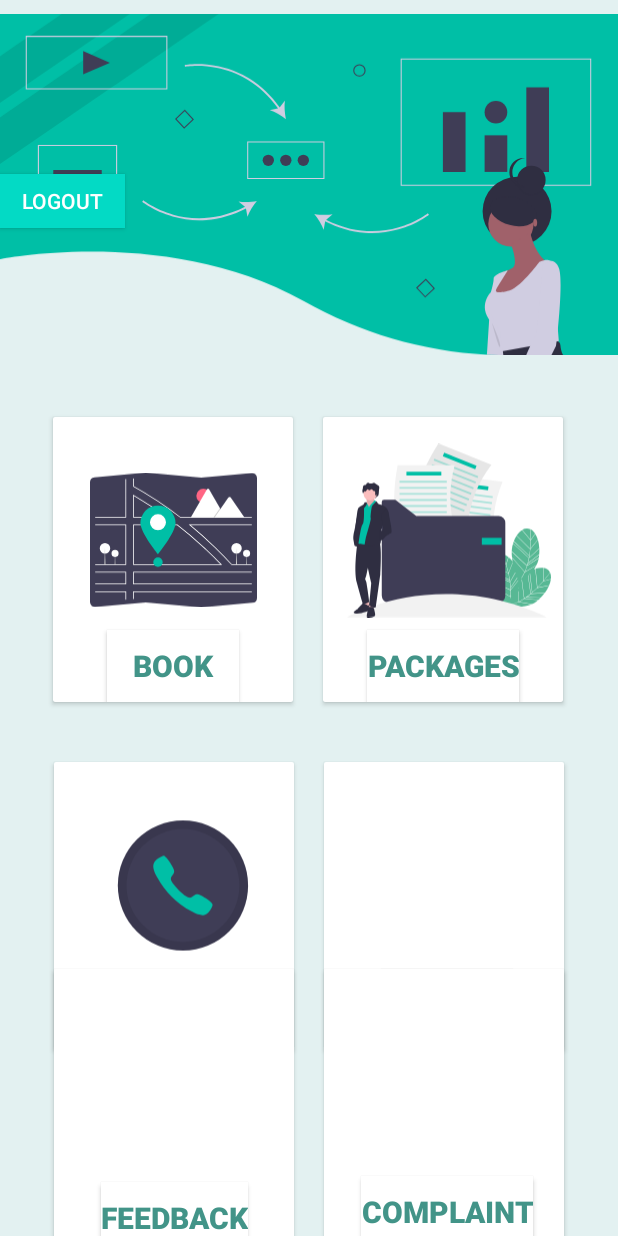
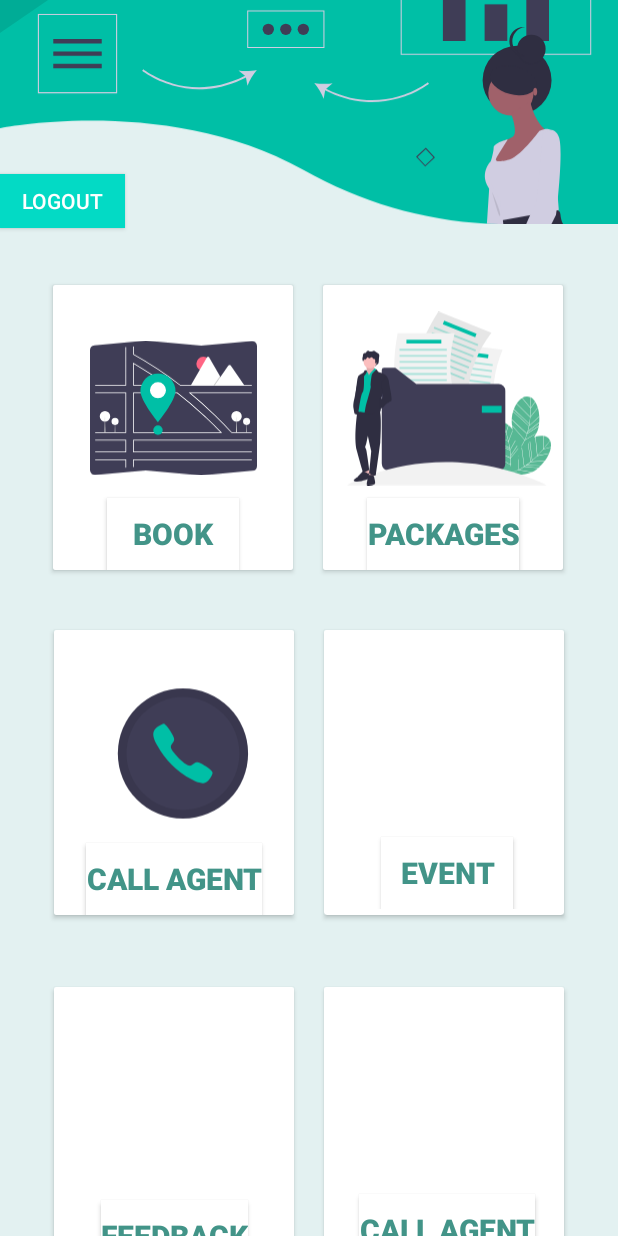
Before and after one commit to tpranavan/mad_final, an Android app: the Home screen opened directly, with no data from a screen before it, on a phone screen of 412 x 824 dp. Run offline under Robolectric (Android 15) with nearby library versions, the light colour scheme and no system bars; Roboto replaces fonts that are not available here.

Commit message:
Home ui update

```diff
--- a/app/src/main/res/layout/activity_home.xml
+++ b/app/src/main/res/layout/activity_home.xml
@@ -36,7 +36,7 @@
             android:id="@+id/linearLayout"
             android:layout_width="wrap_content"
             android:layout_height="wrap_content"
-            android:layout_marginTop="268dp"
+            android:layout_marginTop="180dp"
             android:clipToPadding="false"
             android:gravity="center"
             android:orientation="horizontal"
@@ -241,14 +241,14 @@
             android:layout_width="match_parent"
             android:layout_height="match_parent"
 
-            android:layout_marginTop="636dp"
+            android:layout_marginTop="648dp"
             android:clipToPadding="false"
             android:gravity="center"
 
             android:orientation="horizontal"
             app:layout_constraintTop_toTopOf="parent"
             tools:ignore="MissingConstraints"
-            tools:layout_editor_absoluteX="0dp">
+            tools:layout_editor_absoluteX="16dp">
 
             <androidx.cardview.widget.CardView
                 android:layout_width="160dp"
@@ -304,7 +304,7 @@
                         android:layout_width="wrap_content"
                         android:layout_height="wrap_content"
                         android:background="#FFFFFF"
-                        android:text="COMPLAINT"
+                        android:text="CALL AGENT"
                         android:textColor="@color/teal_700"
                         android:textSize="20dp"
                         android:textStyle="bold"
```
